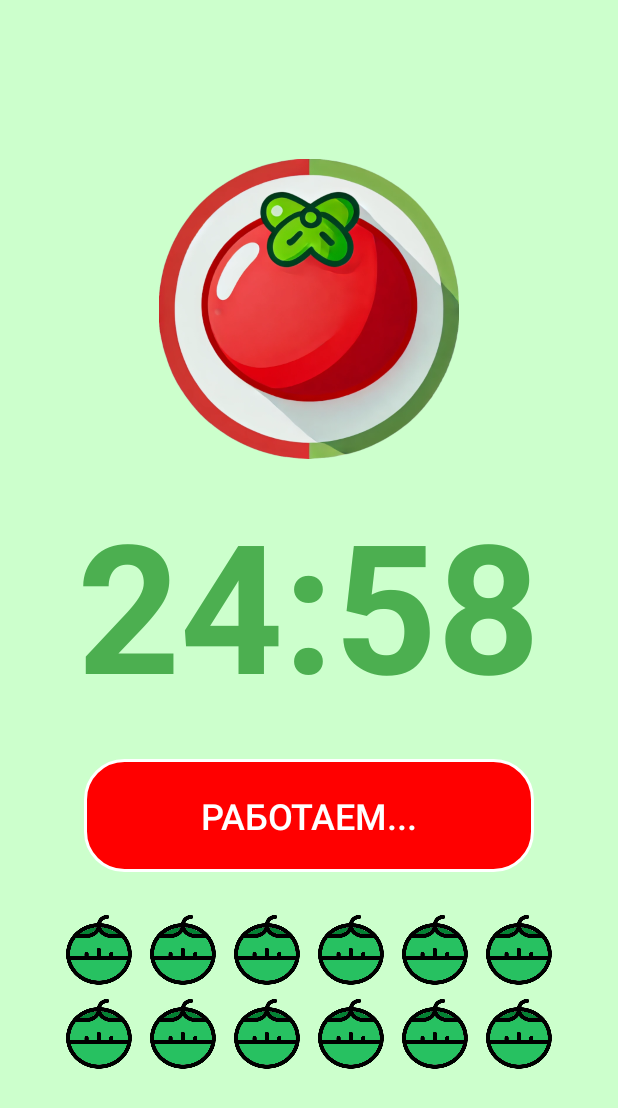
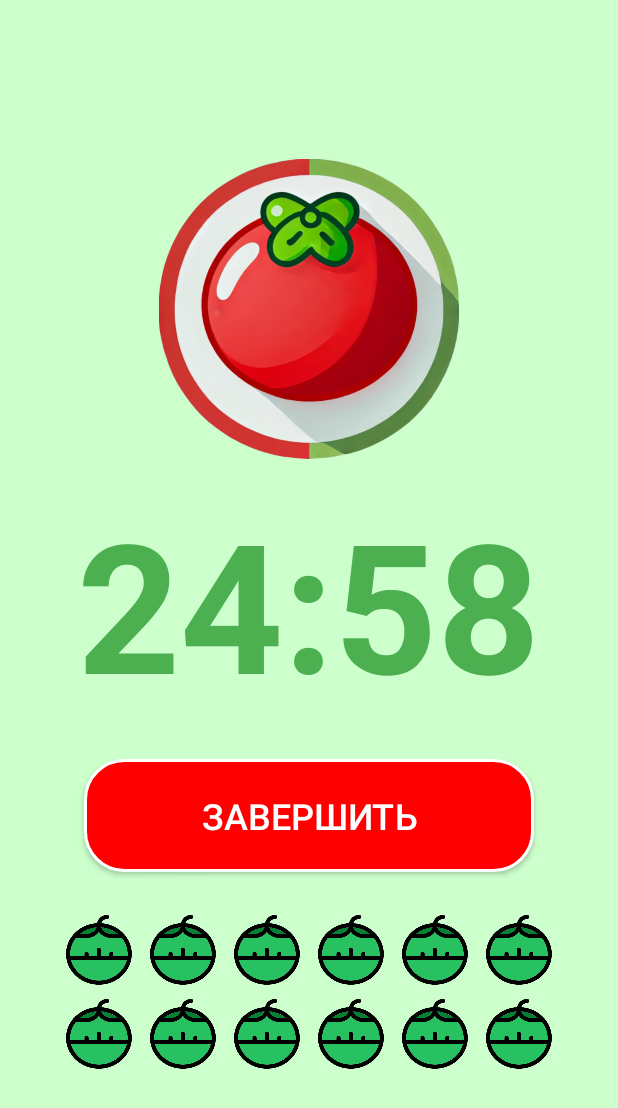
Before and after one commit to stanislavlyalin/pomodoro, an Android app: the screen it shows after launch (MainActivity), after a tap on "СТАРТ", on a phone screen of 412 x 824 dp. Shown: the top 1108 px of the screen. Run offline under Robolectric (Android 15) with nearby library versions, the phone set to English and light mode, and no system bars.

Commit message:
Added the ability to stop the timer and receive a tomato

```diff
--- a/app/src/main/java/com/stanislavlyalin/pomodoroapp/MainActivity.kt
+++ b/app/src/main/java/com/stanislavlyalin/pomodoroapp/MainActivity.kt
@@ -8,6 +8,7 @@ import android.widget.Button
 import android.widget.GridLayout
 import android.widget.ImageView
 import android.widget.TextView
+import androidx.appcompat.app.AlertDialog
 import androidx.appcompat.app.AppCompatActivity
 import androidx.core.view.setMargins
 import java.util.Calendar
@@ -47,12 +48,18 @@ class MainActivity : AppCompatActivity() {
         pomodoroCount = sharedPreferences.getInt("pomodoroCount", 0)
         lastResetDay = sharedPreferences.getInt("lastResetDay", -1)
 
+        timerText.text = formatPomodoroDuration(pomodoroDuration)
+
         checkForDayReset()
         generateTomatoImages()
         updateTomatoes()
 
         startButton.setOnClickListener {
-            startTimer()
+            if (timer == null) {
+                startTimer()
+            } else {
+                showEarlyFinishDialog()
+            }
         }
     }
 
@@ -70,8 +77,8 @@ class MainActivity : AppCompatActivity() {
 
     private fun startTimer() {
         // Disabling the "Start" button
-        startButton.text = "Работаем..."
-        startButton.isEnabled = false
+        startButton.text = getString(R.string.FinishTimer)
+        startButton.isEnabled = true
 
         timer?.cancel()
 
@@ -83,12 +90,13 @@ class MainActivity : AppCompatActivity() {
             }
 
             override fun onFinish() {
+                timer = null
                 playSound()
 
-                timerText.text = "25:00"
+                timerText.text = formatPomodoroDuration(pomodoroDuration)
 
                 // Enabling the "Start" button
-                startButton.text = "Старт"
+                startButton.text = getString(R.string.Start)
                 startButton.isEnabled = true
 
                 if (pomodoroCount < totalPomodoros) {
@@ -154,4 +162,33 @@ class MainActivity : AppCompatActivity() {
         super.onDestroy()
         timer?.cancel()
     }
+
+    private fun showEarlyFinishDialog() {
+        val alertDialog = AlertDialog.Builder(this)
+            .setTitle(getString(R.string.ConfirmFinishTimer))
+            .setMessage(getString(R.string.AreYouSureToFinishTimer))
+            .setPositiveButton(getString(R.string.Yes)) { _, _ ->
+                timer?.cancel()
+                timerText.text = formatPomodoroDuration(pomodoroDuration)
+                if (pomodoroCount < totalPomodoros) {
+                    pomodoroCount++
+                    updateTomatoes()
+                    saveData()
+                }
+                startButton.text = getString(R.string.Start)
+                timer = null
+            }
+            .setNegativeButton(getString(R.string.No)) { dialog, _ ->
+                dialog.dismiss()
+            }
+            .create()
+
+        alertDialog.show()
+    }
+
+    private fun formatPomodoroDuration(durationMillis: Long): String {
+        val minutes = (durationMillis / 1000) / 60
+        val seconds = (durationMillis / 1000) % 60
+        return String.format("%02d:%02d", minutes, seconds)
+    }
 }
--- a/app/src/main/res/values/strings.xml
+++ b/app/src/main/res/values/strings.xml
@@ -2,4 +2,9 @@
     <string name="app_name">PomodoroApp</string>
     <string name="Start">Старт</string>
     <string name="TimerInitialTime">25:00</string>
+    <string name="FinishTimer">Завершить</string>
+    <string name="ConfirmFinishTimer">Подтверждение завершения</string>
+    <string name="AreYouSureToFinishTimer">Вы действительно хотите досрочно завершить таймер и получить помидор?</string>
+    <string name="Yes">Да</string>
+    <string name="No">Нет</string>
 </resources>
```
